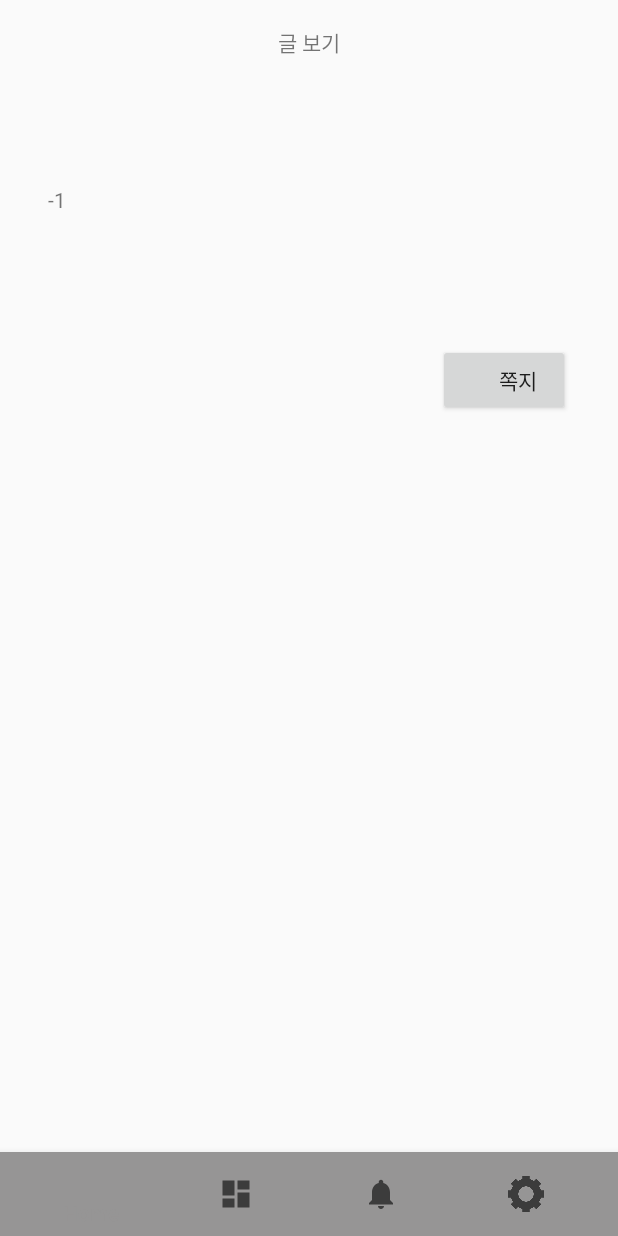
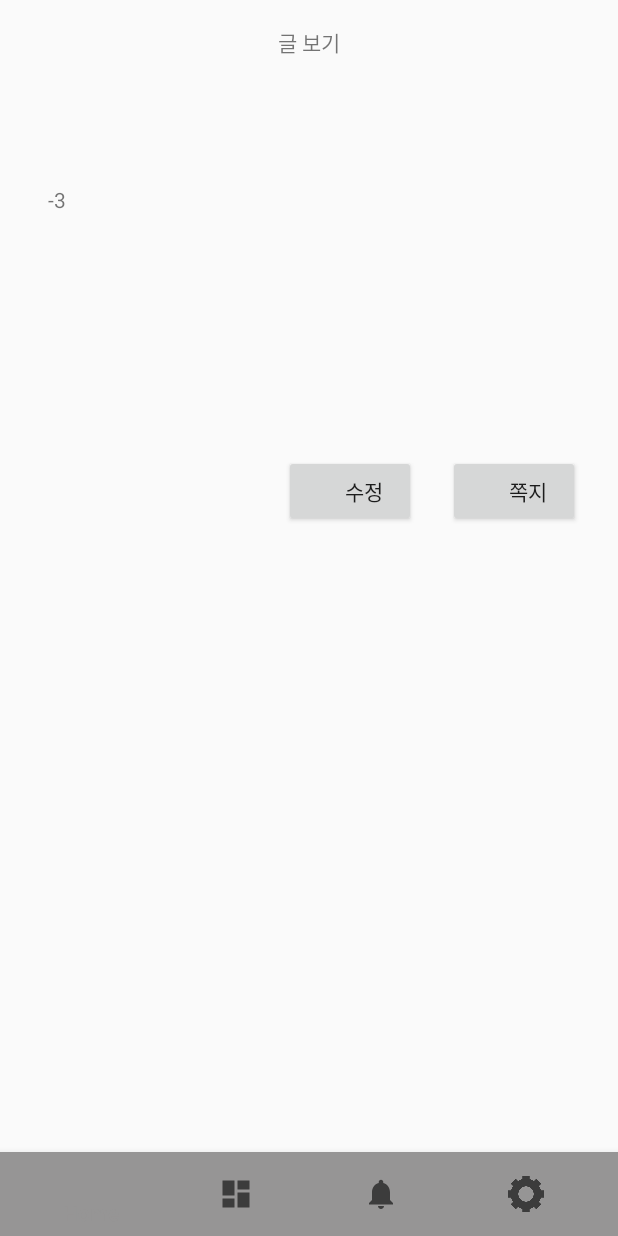
Before and after one commit to hyuna919/travelhelp_clone, an Android app: the PostReadActivity screen opened directly, with no data from a screen before it, on a phone screen of 412 x 824 dp. Run offline under Robolectric (Android 15) with nearby library versions, the phone set to English and light mode, and no system bars.

Commit message:
수정시 원래 글읽기 화면에 수정내용 반영 ToDo:수정내역을 BoardActivity에도 반영해야함

```diff
--- a/app/src/main/java/com/example/travel_help/Activity/BoardActivity.kt
+++ b/app/src/main/java/com/example/travel_help/Activity/BoardActivity.kt
@@ -73,9 +73,6 @@ class BoardActivity : AppCompatActivity() {
 
         //리사이클러뷰 어댑터
         board_rv.adapter = BoardRvAdapter(this, dummy)
-
-
-
     }
 
     override fun onActivityResult(requestCode: Int, resultCode: Int, data: Intent?) {
--- a/app/src/main/java/com/example/travel_help/Activity/PostReadActivity.kt
+++ b/app/src/main/java/com/example/travel_help/Activity/PostReadActivity.kt
@@ -1,28 +1,66 @@
 package com.example.travel_help.Activity
 
+import android.content.Intent
 import android.os.Bundle
 import android.util.Log
+import android.view.View
 import androidx.appcompat.app.AppCompatActivity
 import com.example.travel_help.DataClass.DataClassPost
 import com.example.travel_help.R
+import kotlinx.android.synthetic.main.board.*
 import kotlinx.android.synthetic.main.post_read.*
 
 
 class PostReadActivity : AppCompatActivity() {
+    private val POST_CHANGE=2000
+    private var title:String?=""
+    private var date:Int?=-1
+    private var airport:String?=""
+    private var content :String?=""
 
     override fun onCreate(savedInstanceState: Bundle?) {
         super.onCreate(savedInstanceState)
         setContentView(R.layout.post_read)
         //val title = intent.getParcelableExtra<DataClassPost>("title")
-        val title = intent.getStringExtra("title")
-        val date = intent.getIntExtra("date",-1)
-        val airport = intent.getStringExtra("airport")
-        val content = intent.getStringExtra("content")
+
+        bind(intent)
+
+        //글 수정 버튼
+        pr_btn_change.setOnClickListener(View.OnClickListener {
+            val intent = Intent(this, PostWriteActivity::class.java)
+            intent.putExtra("title",title)
+            intent.putExtra("date",date)
+            intent.putExtra("airport",airport)
+            intent.putExtra("content",content)
+            //PostWriteActivity에 수정용이라는 걸 알리기 위한 정보
+            intent.putExtra("change",true)
+            startActivityForResult(intent,POST_CHANGE)
+        })
+    }
+
+    override fun onActivityResult(requestCode: Int, resultCode: Int, data: Intent?) {
+        super.onActivityResult(requestCode, resultCode, data)
+        if(resultCode==RESULT_OK){
+            when (requestCode) {
+                POST_CHANGE -> {
+                    bind(data)
+                }
+            }
+        }else{
+            return
+        }
+    }
+
+    fun bind(intent:Intent?){
+        title = intent?.getStringExtra("title")
+        date = intent?.getIntExtra("date",-3)
+        airport = intent?.getStringExtra("airport")
+        content = intent?.getStringExtra("content")
 
         pr_title?.text = title
         pr_date?.text = date.toString()
         pr_airport?.text = airport
         pr_contents?.text = content
+    }
 
-    }
 }
--- a/app/src/main/res/layout/post_read.xml
+++ b/app/src/main/res/layout/post_read.xml
@@ -63,13 +63,27 @@
             android:text="쪽지   "
             android:layout_width="wrap_content"
             android:layout_height="wrap_content"
-            android:layout_marginTop="16dp"
             app:layout_constraintTop_toBottomOf="@+id/pr_contents"
-            android:layout_marginBottom="8dp"
             app:layout_constraintBottom_toBottomOf="parent"
-            app:layout_constraintVertical_bias="0.0" android:gravity="right|center_vertical"
-            android:layout_marginEnd="8dp" app:layout_constraintEnd_toEndOf="parent" android:layout_marginStart="8dp"
-            app:layout_constraintStart_toStartOf="parent" app:layout_constraintHorizontal_bias="0.921"/>
+            android:gravity="right|center_vertical"
+            app:layout_constraintEnd_toEndOf="parent"
+            app:layout_constraintStart_toStartOf="parent"
+            app:layout_constraintHorizontal_bias="0.921"
+            app:layout_constraintVertical_bias="0.16" />
+
+    <Button
+            android:id="@+id/pr_btn_change"
+            android:text="수정   "
+            android:layout_width="wrap_content"
+            android:layout_height="wrap_content"
+            app:layout_constraintTop_toTopOf="@+id/pr_btn_msg"
+            app:layout_constraintBottom_toBottomOf="@+id/pr_btn_msg"
+            android:gravity="right|center_vertical"
+            app:layout_constraintEnd_toStartOf="@+id/pr_btn_msg"
+            app:layout_constraintStart_toStartOf="parent"
+            app:layout_constraintHorizontal_bias="0.9"/>
+
+
 
     <com.google.android.material.bottomnavigation.BottomNavigationView
             android:id="@+id/board_nav_view"
```
Also changed, not shown: app/src/main/java/com/example/travel_help/Activity/PostWriteActivity.kt (+24 -3 lines).
